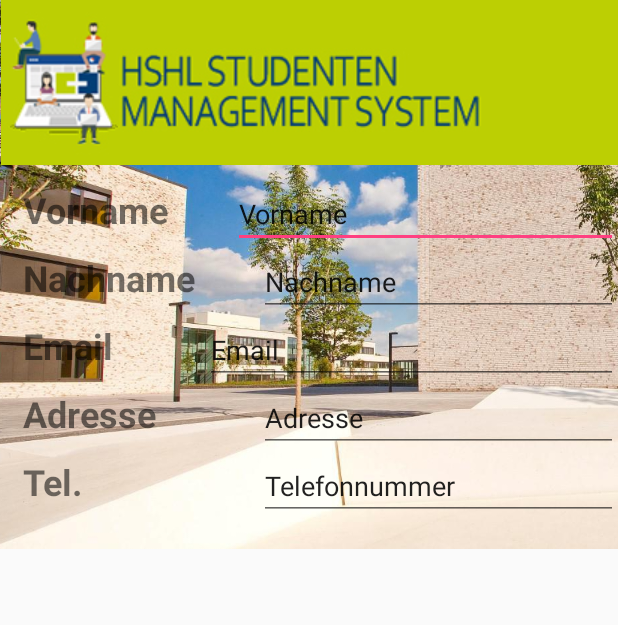
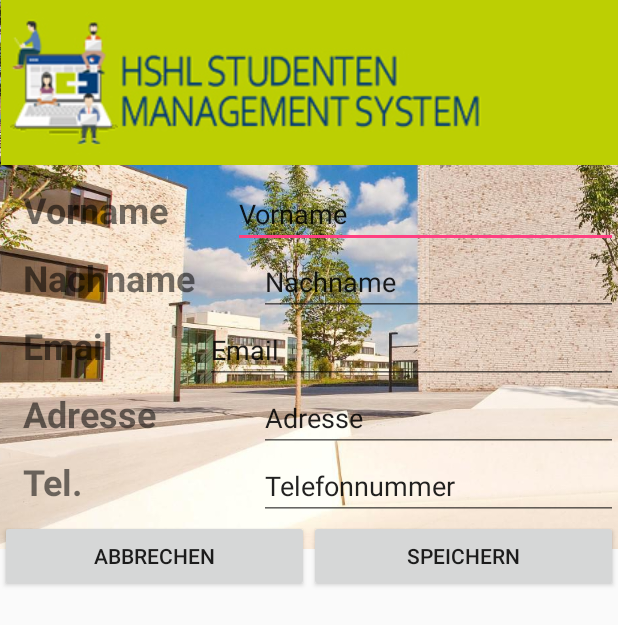
Before and after one commit to DerChris2011/StudentManager, an Android app: the layout activity_create.xml on its own in the app's theme, with its tools: preview values and no code run, on a phone screen of 412 x 824 dp. Shown: the top 625 px of the screen. Run offline under Robolectric (Android 15) with nearby library versions, the phone set to English and light mode, and no system bars.

Commit message:
added buttons to activity_create

```diff
--- a/app/src/main/res/layout/activity_create.xml
+++ b/app/src/main/res/layout/activity_create.xml
@@ -184,6 +184,28 @@
                 android:inputType="textPersonName"
                 android:text="Telefonnummer" />
         </LinearLayout>
+
+        <LinearLayout
+            android:id="@+id/btnHolder"
+            android:layout_width="match_parent"
+            android:layout_height="match_parent"
+            android:orientation="horizontal">
+
+            <Button
+                android:id="@+id/btnAbbrechen"
+                android:layout_width="match_parent"
+                android:layout_height="wrap_content"
+                android:layout_weight="1"
+                android:text="Abbrechen" />
+
+            <Button
+                android:id="@+id/btnSpeichern"
+                android:layout_width="match_parent"
+                android:layout_height="wrap_content"
+                android:layout_weight="1"
+                android:text="Speichern" />
+        </LinearLayout>
+
     </LinearLayout>
 
 </android.support.constraint.ConstraintLayout>
```
